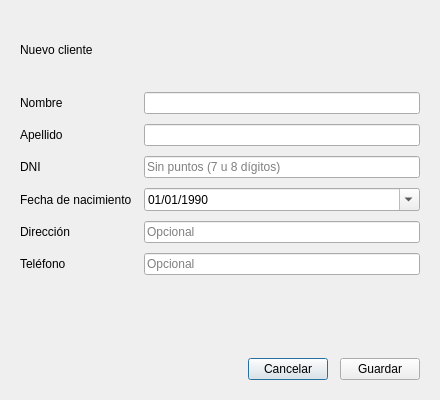
Old version of the form vista/clientes/cliente_form.ui in the repository segovia-gabriel/ProyectoFinal-PracticasII.
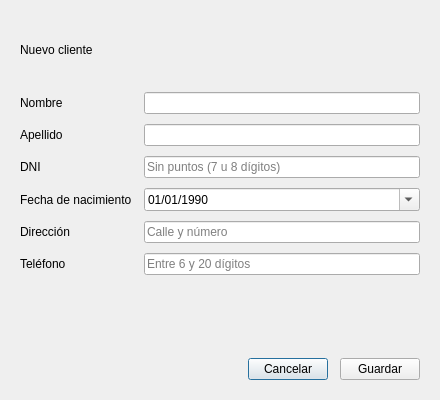
New version of the form.

```diff
--- a/vista/clientes/cliente_form.ui
+++ b/vista/clientes/cliente_form.ui
@@ -115,7 +115,7 @@
      <item row="4" column="1">
       <widget class="QLineEdit" name="lineEdit_direccion">
        <property name="placeholderText">
-        <string>Opcional</string>
+        <string>Calle y número</string>
        </property>
       </widget>
      </item>
@@ -129,7 +129,7 @@
      <item row="5" column="1">
       <widget class="QLineEdit" name="lineEdit_telefono">
        <property name="placeholderText">
-        <string>Opcional</string>
+        <string>Entre 6 y 20 dígitos</string>
        </property>
       </widget>
      </item>
```
Left out of the diff: 6 changed lines with no effect on the pictures.
